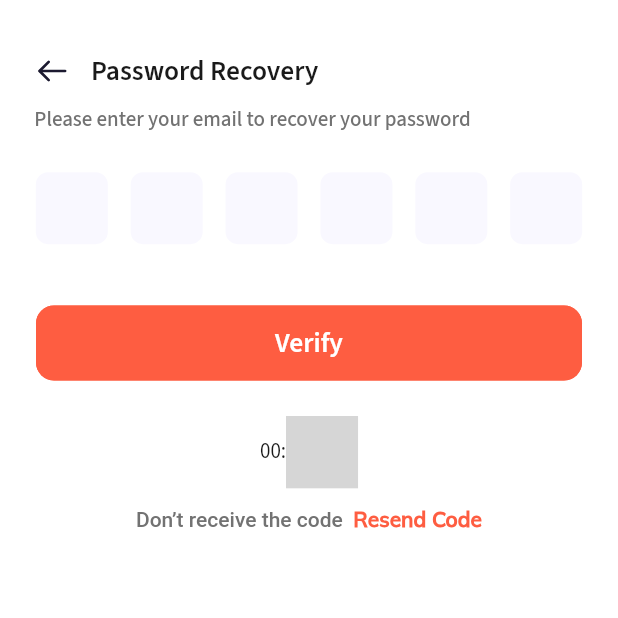
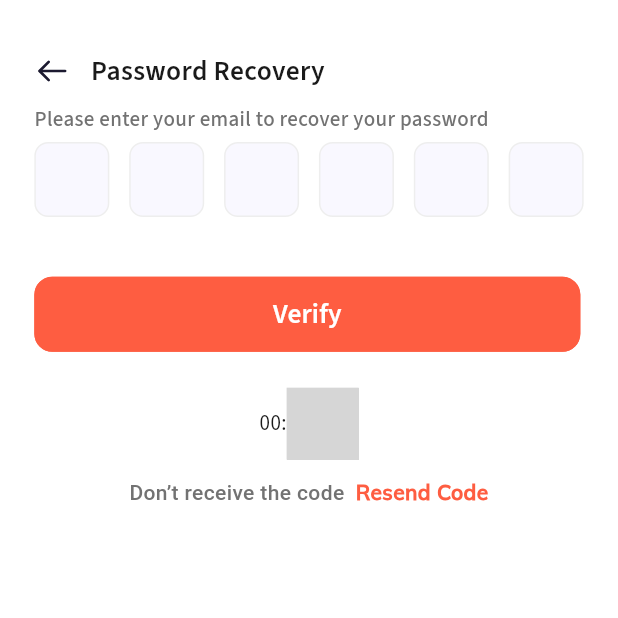
Before and after one commit to salahaldensherief/60ix, a Flutter app: the PasswordRecovery screen opened directly, on a phone screen of 412 x 824 dp, the top half of it. Run offline on Flutter 3.47's test engine with Material 3 defaults, Android fonts, the light colour scheme and no system bars; drawn by our look-alikes of pin_code_fields; our stand-ins replace carousel_slider, dropdown_button2, flutter_screenutil, flutter_svg, intl_phone_field, smooth_page_indicator; missing offline and left inert: date_count_down; Roboto replaces fonts that are missing (mulish); grey boxes are pictures that could not be loaded.

Commit message:
refactor - ui

```diff
--- a/lib/core/utils/font_styles.dart
+++ b/lib/core/utils/font_styles.dart
@@ -53,6 +53,11 @@
     fontWeight: FontWeightHelper.medium,
     color: AppColors.gray300Color,
   );
+  static TextStyle font12Medium = TextStyle(
+    fontSize: 12,
+    fontWeight: FontWeightHelper.semiBold,
+    color: AppColors.textColorPrimary,
+  );
   static TextStyle font18MediumGray = TextStyle(
     fontSize: 18,
     fontWeight: FontWeightHelper.semiBold,
--- a/lib/core/widgets/custom_app_bar.dart
+++ b/lib/core/widgets/custom_app_bar.dart
@@ -5,13 +5,14 @@
 import 'package:ix/core/utils/assets_data.dart';
 import '../utils/font_styles.dart';
 
-class CustomAppBar extends StatelessWidget{
+class CustomAppBar extends StatelessWidget {
   final String title;
   final String subtitle;
   final bool showBack;
   final VoidCallback? onBack;
   final bool centerTitle;
   final Color? BackgroundColor;
+  // final String? phoneNumber;
 
   const CustomAppBar({
     super.key,
@@ -19,44 +20,49 @@
     this.showBack = false,
     this.onBack,
     this.centerTitle = true,
-    this.BackgroundColor, required this.subtitle,
+    this.BackgroundColor,
+    required this.subtitle,// this.phoneNumber,
   });
-
 
   @override
   Widget build(BuildContext context) {
     return SafeArea(
       child: Column(
         crossAxisAlignment: CrossAxisAlignment.start,
-        mainAxisSize: MainAxisSize.min,
+
         children: [
           Row(
             children: [
-              if(showBack)
+              if (showBack)
                 GestureDetector(
-                  onTap: onBack ?? () {
-                    Navigator.of(context).pop();
-                  },
-                  child:  SvgPicture.asset(AssetsData.backIcon),
+                  onTap:
+                      onBack ??
+                      () {
+                        Navigator.of(context).pop();
+                      },
+                  child: SvgPicture.asset(AssetsData.backIcon),
                 ),
 
               Padding(
-                padding:  EdgeInsets.symmetric(horizontal: showBack == true ? 12.w : 0),
-                child: Text(
-                    title,
-                    style: TextStyles.font16SemiBold
-                  ),
+                padding: EdgeInsets.symmetric(
+                  horizontal: showBack == true ? 12.w : 0,
+                ),
+                child: Text(title, style: TextStyles.font16SemiBold),
               ),
             ],
           ),
-          SizedBox(height: 8.h,),
+          SizedBox(height: 8.h),
           Text(
-              subtitle,
-              style: TextStyles.font14mediumRegular.copyWith(
-    color:AppColors.textColorSecondary
+            subtitle,
+            style: TextStyles.font14mediumRegular.copyWith(
+              color: AppColors.textColorSecondary,
+            ),
+          ),
+          // Text(phoneNumber! ,style: TextStyles.font12Medium.copyWith(
+          //   color: Colors.black
+          // )
+          // ),
 
-              )
-    ),
         ],
       ),
     );
--- a/lib/features/auth/presentation/forgetpassword/presentation/views/password_recovery.dart
+++ b/lib/features/auth/presentation/forgetpassword/presentation/views/password_recovery.dart
@@ -12,21 +12,23 @@
 import '../../../../../../core/widgets/custom_app_bar.dart';
 
 class PasswordRecovery extends StatelessWidget {
-  const PasswordRecovery({super.key});
-
+  const PasswordRecovery({super.key,  });
   @override
   Widget build(BuildContext context) {
     return Scaffold(
       body: Padding(
         padding: const EdgeInsets.symmetric(vertical: 30, horizontal: 20).w,
         child: Column(
+
+          crossAxisAlignment: CrossAxisAlignment.start,
           children: [
             const CustomAppBar(
+              // phoneNumber: '01002658542',
               showBack: true,
               title: 'Password Recovery',
               subtitle: 'Please enter your email to recover your password',
             ),
-            SizedBox(height: 20.h),
+            SizedBox(height: 4.h),
             OtpPinWidget(),
             SizedBox(height: 20.h),
             CustomButton(onPressed: (){
--- a/lib/features/auth/presentation/forgetpassword/presentation/views/widgets/otp_pin_widget.dart
+++ b/lib/features/auth/presentation/forgetpassword/presentation/views/widgets/otp_pin_widget.dart
@@ -23,6 +23,7 @@
       ),
       pinTheme: PinTheme(
 
+
         disabledColor: AppColors.white20,
         borderRadius: BorderRadius.circular(8.r),
         shape: PinCodeFieldShape.box,
@@ -32,7 +33,7 @@
         inactiveFillColor: AppColors.white10,
         selectedFillColor: AppColors.white10,
         activeColor: AppColors.primaryColor,
-        inactiveColor: AppColors.whiteColor,
+        inactiveColor: AppColors.white20,
         selectedColor: AppColors.primaryColor,
         borderWidth: .3,
          activeBorderWidth: 1,
--- a/lib/features/auth/presentation/forgetpassword/presentation/views/widgets/resend_code_widget.dart
+++ b/lib/features/auth/presentation/forgetpassword/presentation/views/widgets/resend_code_widget.dart
@@ -8,8 +8,10 @@
   const ResendCodeWidget({super.key});
   @override
   Widget build(BuildContext context) {
-    return Text.rich(
+    return Center(
+      child: Text.rich(
         TextSpan(
+
           children: [
             TextSpan(
               text: 'Don’t receive the code  ',
@@ -29,6 +31,7 @@
           ],
         ),
         textAlign: TextAlign.center,
+      ),
     );
   }
 }
--- a/lib/features/auth/presentation/login/views/widgets/forget_password_widget.dart
+++ b/lib/features/auth/presentation/login/views/widgets/forget_password_widget.dart
@@ -1,5 +1,5 @@
 import 'package:flutter/material.dart';
-import 'package:ix/features/auth/presentation/forgetpassword/presentation/views/foget_password_view.dart';
+import 'package:ix/features/auth/presentation/forgetpassword/presentation/views/forget_password_view.dart';
 
 import '../../../../../../core/utils/app_colors.dart';
 import '../../../../../../core/utils/font_styles.dart';
--- a/lib/main.dart
+++ b/lib/main.dart
@@ -15,15 +15,13 @@
       designSize: const Size(360, 690),
       minTextAdapt: true,
       splitScreenMode: true,
-
       child: GestureDetector(
         onTap: () => FocusScope.of(context).unfocus(),
-
         child: MaterialApp(
           debugShowCheckedModeBanner: false,
           title: 'Flutter Demo',
           theme: ThemeData(
-            useMaterial3: false,
+            useMaterial3: true,
             scaffoldBackgroundColor: AppColors.whiteColor,
             fontFamily: 'Source Sans 3',
             primaryColor: AppColors.primaryColor,
```
Also changed, not shown: lib/features/auth/presentation/forgetpassword/presentation/views/forget_password_view.dart (renamed from lib/features/auth/presentation/forgetpassword/presentation/views/foget_password_view.dart). Lines whose indentation alone changed are shown as unchanged.
